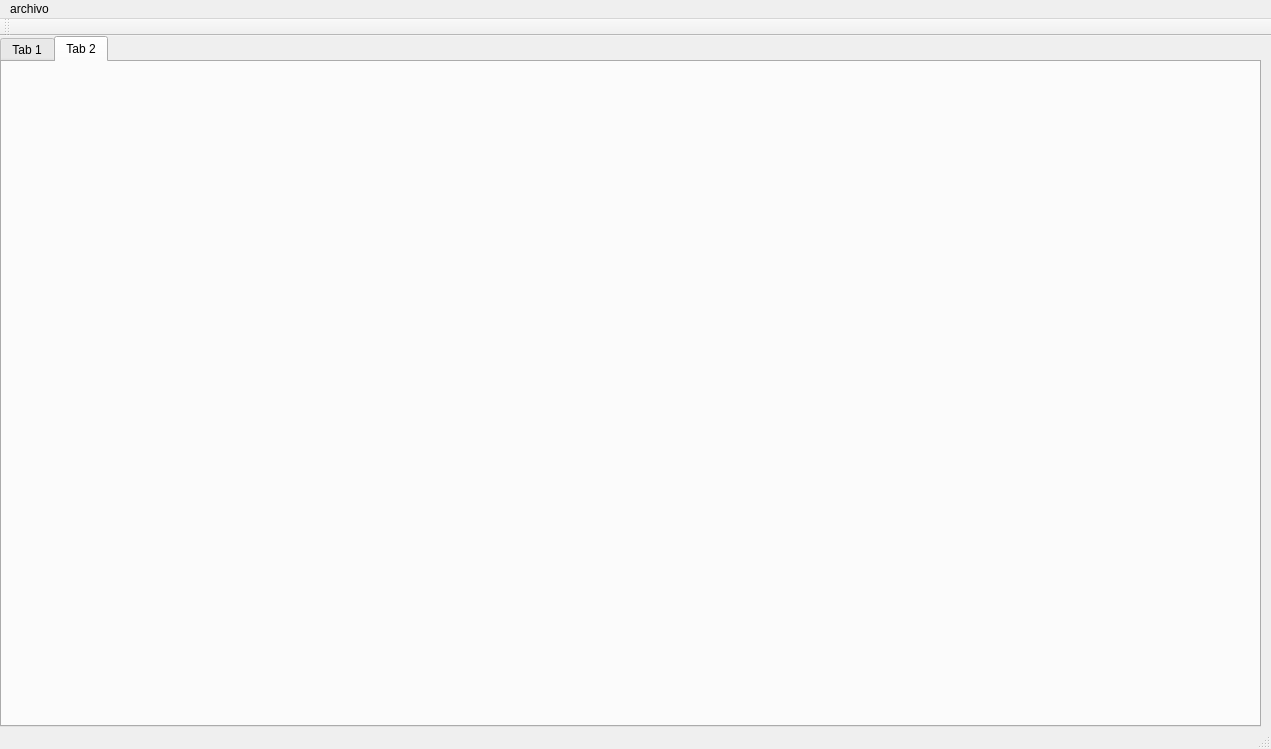
First picture: the form in postpro/project/mainwindow.ui, repository yonelyvan/top-grafica, before the edit.
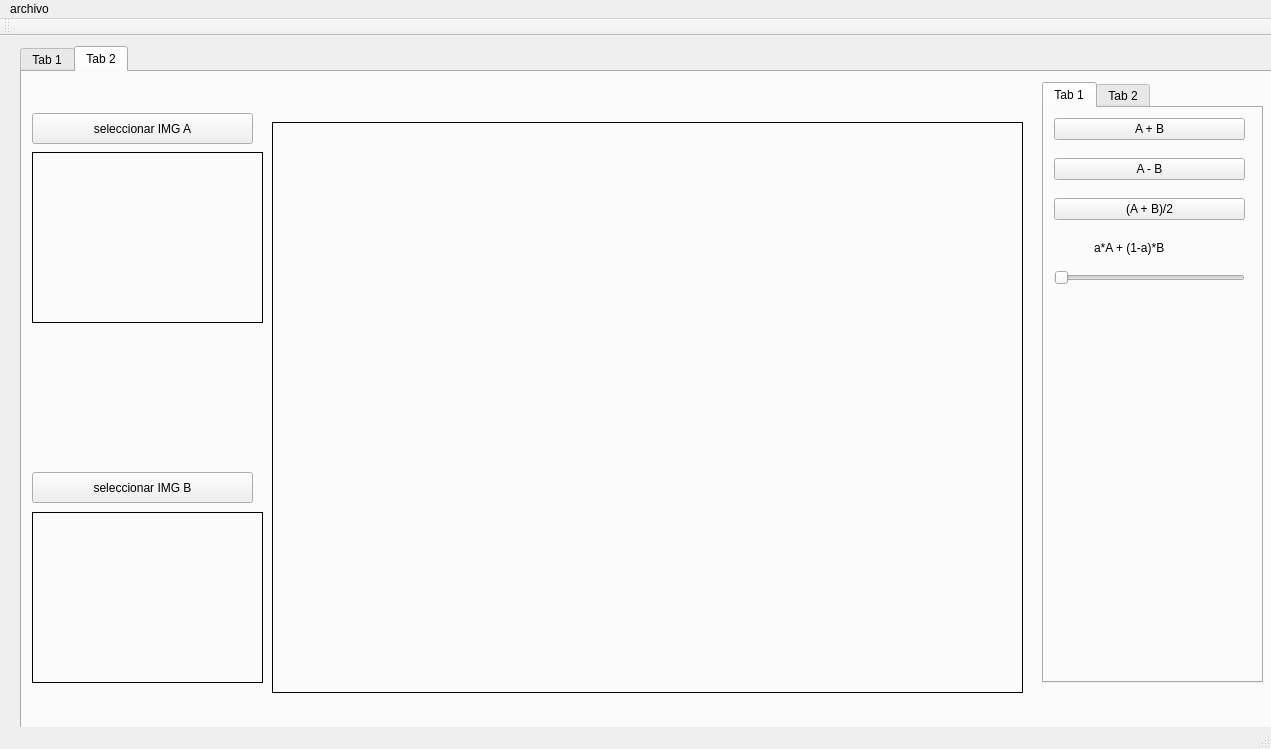
Second picture: the form after the edit. The open tabs and pages were chosen to show the change.

Patch:
```diff
--- a/postpro/project/mainwindow.ui
+++ b/postpro/project/mainwindow.ui
@@ -30,8 +30,8 @@
    <widget class="QTabWidget" name="tabWidget_2">
     <property name="geometry">
      <rect>
-      <x>0</x>
-      <y>0</y>
+      <x>20</x>
+      <y>10</y>
       <width>1261</width>
       <height>691</height>
      </rect>
@@ -481,6 +481,180 @@
      <attribute name="title">
       <string>Tab 2</string>
      </attribute>
+     <widget class="QLabel" name="label_img_A">
+      <property name="geometry">
+       <rect>
+        <x>10</x>
+        <y>80</y>
+        <width>231</width>
+        <height>171</height>
+       </rect>
+      </property>
+      <property name="styleSheet">
+       <string notr="true">border: 1px solid black</string>
+      </property>
+      <property name="text">
+       <string/>
+      </property>
+      <property name="scaledContents">
+       <bool>true</bool>
+      </property>
+     </widget>
+     <widget class="QLabel" name="label_img_B">
+      <property name="geometry">
+       <rect>
+        <x>10</x>
+        <y>440</y>
+        <width>231</width>
+        <height>171</height>
+       </rect>
+      </property>
+      <property name="styleSheet">
+       <string notr="true">border: 1px solid black</string>
+      </property>
+      <property name="text">
+       <string/>
+      </property>
+      <property name="scaledContents">
+       <bool>true</bool>
+      </property>
+     </widget>
+     <widget class="QLabel" name="label_result_AB">
+      <property name="geometry">
+       <rect>
+        <x>250</x>
+        <y>50</y>
+        <width>751</width>
+        <height>571</height>
+       </rect>
+      </property>
+      <property name="styleSheet">
+       <string notr="true">border: 1px solid black</string>
+      </property>
+      <property name="text">
+       <string/>
+      </property>
+      <property name="scaledContents">
+       <bool>true</bool>
+      </property>
+     </widget>
+     <widget class="QTabWidget" name="tabWidget_3">
+      <property name="geometry">
+       <rect>
+        <x>1020</x>
+        <y>10</y>
+        <width>221</width>
+        <height>601</height>
+       </rect>
+      </property>
+      <property name="currentIndex">
+       <number>0</number>
+      </property>
+      <widget class="QWidget" name="tab_5">
+       <attribute name="title">
+        <string>Tab 1</string>
+       </attribute>
+       <widget class="QPushButton" name="pushButton_6">
+        <property name="geometry">
+         <rect>
+          <x>10</x>
+          <y>10</y>
+          <width>191</width>
+          <height>22</height>
+         </rect>
+        </property>
+        <property name="text">
+         <string>A + B</string>
+        </property>
+       </widget>
+       <widget class="QPushButton" name="pushButton_7">
+        <property name="geometry">
+         <rect>
+          <x>10</x>
+          <y>50</y>
+          <width>191</width>
+          <height>22</height>
+         </rect>
+        </property>
+        <property name="text">
+         <string>A - B</string>
+        </property>
+       </widget>
+       <widget class="QPushButton" name="pushButton_8">
+        <property name="geometry">
+         <rect>
+          <x>10</x>
+          <y>90</y>
+          <width>191</width>
+          <height>22</height>
+         </rect>
+        </property>
+        <property name="text">
+         <string>(A + B)/2</string>
+        </property>
+       </widget>
+       <widget class="QLabel" name="label_14">
+        <property name="geometry">
+         <rect>
+          <x>50</x>
+          <y>130</y>
+          <width>141</width>
+          <height>20</height>
+         </rect>
+        </property>
+        <property name="text">
+         <string>a*A + (1-a)*B</string>
+        </property>
+       </widget>
+       <widget class="QSlider" name="horizontalSlider_3">
+        <property name="geometry">
+         <rect>
+          <x>10</x>
+          <y>160</y>
+          <width>191</width>
+          <height>20</height>
+         </rect>
+        </property>
+        <property name="maximum">
+         <number>10</number>
+        </property>
+        <property name="orientation">
+         <enum>Qt::Horizontal</enum>
+        </property>
+       </widget>
+      </widget>
+      <widget class="QWidget" name="tab_6">
+       <attribute name="title">
+        <string>Tab 2</string>
+       </attribute>
+      </widget>
+     </widget>
+     <widget class="QPushButton" name="pushButton_4">
+      <property name="geometry">
+       <rect>
+        <x>10</x>
+        <y>41</y>
+        <width>221</width>
+        <height>31</height>
+       </rect>
+      </property>
+      <property name="text">
+       <string>seleccionar IMG A</string>
+      </property>
+     </widget>
+     <widget class="QPushButton" name="pushButton_5">
+      <property name="geometry">
+       <rect>
+        <x>10</x>
+        <y>400</y>
+        <width>221</width>
+        <height>31</height>
+       </rect>
+      </property>
+      <property name="text">
+       <string>seleccionar IMG B</string>
+      </property>
+     </widget>
     </widget>
    </widget>
   </widget>
```
Left out of the diff: 7 changed lines with no effect on the pictures.
